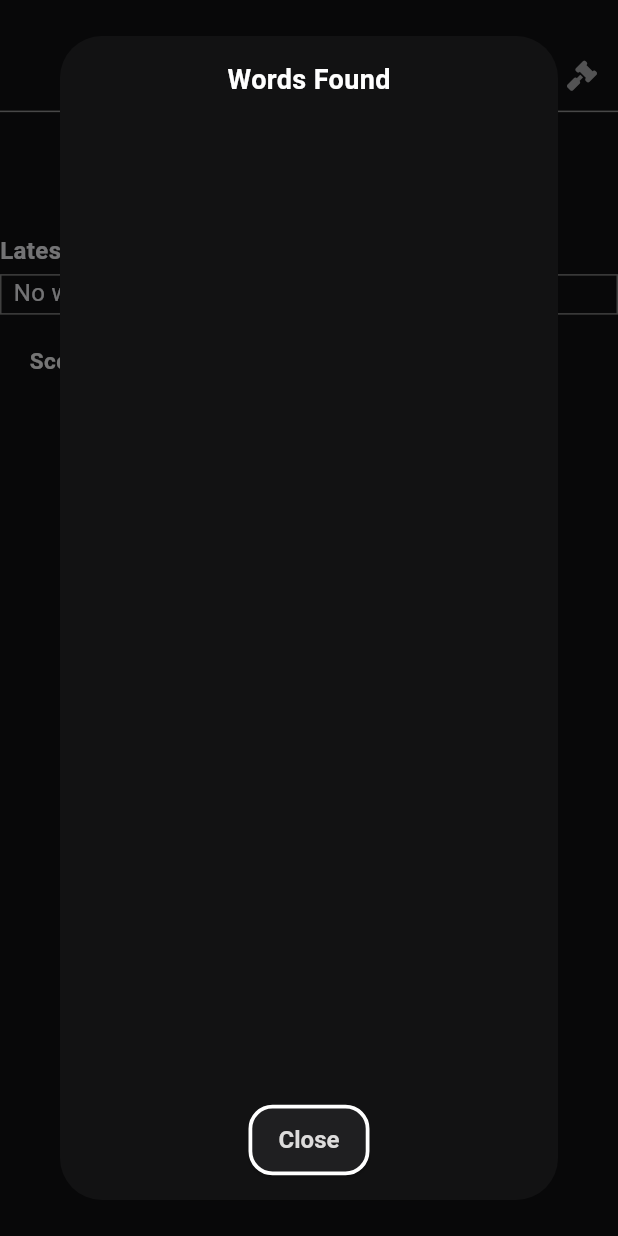
After one commit to ToadSprocket/Re-Words-Game, a Flutter app: the screen it shows after launch, after a tap on "No words yet", on a phone screen of 412 x 824 dp. The commit adds this screen. Run offline on Flutter 3.47's test engine with Material 3 defaults, Android fonts, the phone set to English and light mode, and no system bars; our stand-ins replace font_awesome_flutter; project files that could hold a hidden picture were left out.

Commit message:
Updated the layouts, added a tickers and cleaned up the UI

```diff
--- a/lib/layouts/game_top_bar.dart
+++ b/lib/layouts/game_top_bar.dart
@@ -1,39 +1,57 @@
 // layouts/game_top_bar.dart
 import 'package:flutter/material.dart';
+import '/styles/app_styles.dart';
+import 'package:font_awesome_flutter/font_awesome_flutter.dart';
 
 class GameTopBar extends StatelessWidget {
   final VoidCallback onInstructions;
   final VoidCallback onHighScores;
   final VoidCallback onLegal;
+  final bool showBorders;
 
-  const GameTopBar({super.key, required this.onInstructions, required this.onHighScores, required this.onLegal});
+  const GameTopBar({
+    super.key,
+    required this.onInstructions,
+    required this.onHighScores,
+    required this.onLegal,
+    required this.showBorders,
+  });
 
   @override
   Widget build(BuildContext context) {
     return Container(
-      padding: const EdgeInsets.symmetric(horizontal: 16.0, vertical: 8.0),
+      decoration: showBorders ? BoxDecoration(border: Border.all(color: Colors.red, width: 1.0)) : null,
+      child: SizedBox(
+        width: double.infinity,
         child: Row(
           mainAxisAlignment: MainAxisAlignment.end,
           children: [
             IconButton(
-            icon: const Icon(Icons.help_outline), // Circled question mark
+              icon: const Icon(FontAwesomeIcons.circleQuestion, size: 20.0, color: AppStyles.helpIconColor),
+              padding: const EdgeInsets.all(4.0),
+              constraints: const BoxConstraints(),
               onPressed: onInstructions,
               tooltip: 'How to Play',
             ),
-          const SizedBox(width: 16.0),
+            const SizedBox(width: 6.0),
             IconButton(
-            icon: const Icon(Icons.emoji_events), // Trophy for high scores
+              icon: const Icon(FontAwesomeIcons.chartSimple, size: 20.0, color: AppStyles.helpIconColor),
+              padding: const EdgeInsets.all(4.0),
+              constraints: const BoxConstraints(),
               onPressed: onHighScores,
               tooltip: 'High Scores',
             ),
-          const SizedBox(width: 16.0),
+            const SizedBox(width: 6.0),
             IconButton(
-            icon: const Icon(Icons.copyright), // Copyright symbol
+              icon: const Icon(FontAwesomeIcons.gavel, size: 20.0, color: AppStyles.helpIconColor),
+              padding: const EdgeInsets.all(4.0),
+              constraints: const BoxConstraints(),
               onPressed: onLegal,
               tooltip: 'Legal',
             ),
           ],
         ),
+      ),
     );
   }
 }
--- /dev/null
+++ b/lib/layouts/spelled_words_popup.dart
@@ -0,0 +1,60 @@
+// layouts/spelled_words_popup.dart
+import 'package:flutter/material.dart';
+import '../styles/app_styles.dart';
+import '../logic/spelled_words_handler.dart';
+
+class SpelledWordsPopup {
+  static void show(BuildContext context) {
+    showDialog(
+      context: context,
+      builder:
+          (context) => Dialog(
+            backgroundColor: AppStyles.dialogBackgroundColor,
+            child: SizedBox(
+              width: AppStyles.tickerPopupWidth,
+              height: AppStyles.tickerPopupHeight,
+              child: Padding(
+                padding: const EdgeInsets.all(AppStyles.dialogPadding),
+                child: Column(
+                  children: [
+                    const Text('Words Found', style: AppStyles.dialogTitleStyle),
+                    const SizedBox(height: 16.0),
+                    Expanded(
+                      child: SingleChildScrollView(
+                        child: GridView.count(
+                          crossAxisCount: 3,
+                          crossAxisSpacing: AppStyles.tickerPopupCrossSpacing, // 0.5
+                          mainAxisSpacing: AppStyles.tickerPopupMainSpacing, // 0.5
+                          childAspectRatio: 8.0, // Taller, narrower cells
+                          shrinkWrap: true,
+                          physics: const NeverScrollableScrollPhysics(),
+                          children:
+                              SpelledWordsLogic.spelledWords
+                                  .map(
+                                    (word) => Align(
+                                      alignment: Alignment.centerLeft,
+                                      child: Text(
+                                        // Removed Padding
+                                        word,
+                                        style: TextStyle(color: AppStyles.spelledWordsTextColor),
+                                      ),
+                                    ),
+                                  )
+                                  .toList(),
+                        ),
+                      ),
+                    ),
+                    const SizedBox(height: 16.0),
+                    ElevatedButton(
+                      onPressed: () => Navigator.of(context).pop(),
+                      style: AppStyles.buttonStyle(context),
+                      child: const Text('Close'),
+                    ),
+                  ],
+                ),
+              ),
+            ),
+          ),
+    );
+  }
+}
--- /dev/null
+++ b/lib/layouts/spelled_words_ticker.dart
@@ -0,0 +1,85 @@
+// layouts/spelled_words_ticker.dart
+import 'package:flutter/material.dart';
+import '../styles/app_styles.dart';
+import '../logic/spelled_words_handler.dart';
+import 'spelled_words_popup.dart';
+
+class SpelledWordsTicker extends StatelessWidget {
+  final double gridSize;
+  final double squareSize;
+  final VoidCallback? onTap;
+
+  const SpelledWordsTicker({super.key, required this.gridSize, required this.squareSize, this.onTap});
+
+  List<String> _getFittingWords(BuildContext context, double maxWidth) {
+    final textStyle = TextStyle(fontSize: AppStyles.tickerFontSize, color: AppStyles.spelledWordsTextColor);
+    final List<String> fittingWords = [];
+    double currentWidth = 0.0;
+    const double widthOffset = 6.0; // Small offset per word
+
+    for (String word in SpelledWordsLogic.spelledWords.reversed) {
+      final textPainter = TextPainter(
+        text: TextSpan(text: '$word ', style: textStyle), // Single space
+        textDirection: TextDirection.ltr,
+      )..layout();
+
+      double adjustedWidth = textPainter.width + widthOffset; // Add offset
+      if (currentWidth + adjustedWidth <= maxWidth) {
+        fittingWords.add(word);
+        currentWidth += adjustedWidth;
+      } else {
+        break;
+      }
+    }
+
+    return fittingWords.reversed.toList();
+  }
+
+  @override
+  Widget build(BuildContext context) {
+    final double tickerWidth = (gridSize + squareSize) * AppStyles.tickerWidthFactor; // Adjustable factor
+
+    final List<String> visibleWords = _getFittingWords(context, tickerWidth - 16.0); // Padding inset
+
+    return Column(
+      crossAxisAlignment: CrossAxisAlignment.start,
+      children: [
+        Text(
+          'Latest Words',
+          style: TextStyle(
+            fontSize: AppStyles.tickerTitleFontSize,
+            color: AppStyles.spelledWordsTextColor,
+            fontWeight: FontWeight.bold,
+          ),
+        ),
+        const SizedBox(height: 4.0), // Space between title and ticker
+        GestureDetector(
+          onTap: onTap ?? () => SpelledWordsPopup.show(context),
+          child: Container(
+            width: tickerWidth,
+            height: AppStyles.tickerHeight - AppStyles.tickerTitleFontSize, // Adjust for title
+            decoration: BoxDecoration(
+              border: Border.all(
+                color: AppStyles.tickerBorderColor.withOpacity(0.5),
+                width: AppStyles.tickerBorderWidth,
+              ),
+            ),
+            child: ListView(
+              scrollDirection: Axis.horizontal,
+              reverse: false,
+              children: [
+                Padding(
+                  padding: const EdgeInsets.symmetric(horizontal: 8.0),
+                  child: Text(
+                    visibleWords.isNotEmpty ? visibleWords.join('  ') : 'No words yet',
+                    style: TextStyle(fontSize: AppStyles.tickerFontSize, color: AppStyles.spelledWordsTextColor),
+                  ),
+                ),
+              ],
+            ),
+          ),
+        ),
+      ],
+    );
+  }
+}
--- a/lib/layouts/wildcard_column.dart
+++ b/lib/layouts/wildcard_column.dart
@@ -4,7 +4,6 @@ import '../styles/app_styles.dart';
 import '../logic/grid_loader.dart';
 import '../components/letter_square.dart';
 
-// Displays wildcard tiles in a vertical column
 class WildcardColumn extends StatelessWidget {
   final double width;
   final double height;
@@ -13,6 +12,7 @@ class WildcardColumn extends StatelessWidget {
   final double valueFontSize;
   final double gridSpacing;
   final bool showBorders;
+  final bool isHorizontal; // New flag
 
   const WildcardColumn({
     super.key,
@@ -23,6 +23,7 @@ class WildcardColumn extends StatelessWidget {
     required this.valueFontSize,
     required this.gridSpacing,
     this.showBorders = false,
+    this.isHorizontal = false, // Default vertical
   });
 
   @override
@@ -31,13 +32,33 @@ class WildcardColumn extends StatelessWidget {
       width: width,
       height: height,
       decoration: showBorders ? BoxDecoration(border: Border.all(color: Colors.blue, width: 2)) : null,
-      child: Column(
+      child:
+          isHorizontal
+              ? Row(
+                mainAxisAlignment: MainAxisAlignment.center,
+                children:
+                    GridLoader.wildcardTiles.map((tile) {
+                      return Padding(
+                        padding: EdgeInsets.symmetric(horizontal: gridSpacing / 2), // Horizontal spacing
+                        child: LetterSquare(
+                          letter: tile['letter'],
+                          value: tile['value'],
+                          isWildcard: true,
+                          useCount: 0,
+                          squareSize: squareSize,
+                          letterFontSize: letterFontSize,
+                          valueFontSize: valueFontSize,
+                        ),
+                      );
+                    }).toList(),
+              )
+              : Column(
                 mainAxisAlignment: MainAxisAlignment.center,
                 crossAxisAlignment: CrossAxisAlignment.end,
                 children:
                     GridLoader.wildcardTiles.map((tile) {
                       return Padding(
-                padding: EdgeInsets.symmetric(vertical: gridSpacing / 2),
+                        padding: EdgeInsets.symmetric(vertical: gridSpacing / 2), // Vertical spacing
                         child: LetterSquare(
                           letter: tile['letter'],
                           value: tile['value'],
--- a/lib/main.dart
+++ b/lib/main.dart
@@ -4,20 +4,17 @@ import 'package:flutter/material.dart';
 import 'styles/app_styles.dart';
 import 'logic/word_loader.dart';
 import 'logic/grid_loader.dart';
-import 'logic/scoring.dart';
+//import 'logic/scoring.dart';
 import 'logic/layout_calculator.dart';
-import 'components/letter_square.dart';
-import 'layouts/spelled_words_column.dart';
+import 'screens/wide_screen.dart';
+import 'screens/narrow_screen.dart';
 import 'logic/spelled_words_handler.dart';
-import 'layouts/game_title.dart';
-import 'layouts/game_grid.dart';
-import 'layouts/wildcard_column.dart';
-import 'layouts/game_buttons.dart';
-import 'layouts/game_scores.dart';
-import 'layouts/game_top_bar.dart';
 import 'layouts/how_to_play_dialog.dart';
 import 'layouts/high_scores_dialog.dart';
 import 'layouts/legal_dialog.dart';
+
+const bool debugShowBorders = false; // Toggle borders for testing
+const bool? debugForceIsWeb = false; // Set to true or false to force isWeb
 
 void main() {
   runApp(const ReWordApp());
@@ -70,8 +67,8 @@ class _HomeScreenState extends State<HomeScreen> {
 
   @override
   Widget build(BuildContext context) {
-    const bool showBorders = false; // Turned off borders
     Map<String, double> sizes = LayoutCalculator.calculateSizes(context);
+    bool isWeb = debugForceIsWeb ?? sizes['isWeb'] == true;
     double squareSize = sizes['squareSize'] ?? AppStyles.baseSquareSize;
     double letterFontSize = sizes['letterFontSize'] ?? AppStyles.baseLetterFontSize;
     double valueFontSize = sizes['valueFontSize'] ?? AppStyles.baseValueFontSize;
@@ -87,62 +84,44 @@ class _HomeScreenState extends State<HomeScreen> {
 
     return Scaffold(
       body: Center(
-        child: Column(
-          mainAxisAlignment: MainAxisAlignment.center,
-          children: [
-            GameTopBar(
-              onInstructions: () => HowToPlayDialog.show(context),
-              onHighScores: () => HighScoresDialog.show(context),
-              onLegal: () => LegalDialog.show(context),
-            ),
-            const Divider(height: 1.0, thickness: .5, color: Color.fromARGB(127, 158, 158, 158)),
-            SizedBox(height: 10.0),
-            GameTitle(width: gridSize, showBorders: showBorders),
-            SizedBox(height: 20.0),
-            Row(
-              mainAxisAlignment: MainAxisAlignment.center,
-              crossAxisAlignment: CrossAxisAlignment.center,
-              children: [
-                WildcardColumn(
-                  width: sideColumnWidth,
-                  height: gridSize,
+        child:
+            isWeb
+                ? WideScreen(
                   squareSize: squareSize,
                   letterFontSize: letterFontSize,
                   valueFontSize: valueFontSize,
+                  gridSize: gridSize,
                   gridSpacing: gridSpacing,
-                  showBorders: showBorders, // Updated to false
-                ),
-                SizedBox(width: sideSpacing),
-                Column(
-                  children: [
-                    GameScores(width: gridSize),
-                    SizedBox(height: gridSpacing),
-                    GameGrid(
-                      gridSize: gridSize,
-                      squareSize: squareSize,
-                      letterFontSize: letterFontSize,
-                      valueFontSize: valueFontSize,
-                      gridSpacing: gridSpacing,
-                      showBorders: showBorders,
-                    ),
-                  ],
-                ),
-                SizedBox(width: sideSpacing),
-                SpelledWordsColumn(
-                  words: SpelledWordsLogic.spelledWords,
-                  columnWidth: sideColumnWidth,
-                  columnHeight: gridSize,
-                  gridSpacing: spelledWordsGridSpacing,
-                  showBorders: showBorders, // Updated to false
+                  sideSpacing: sideSpacing,
+                  sideColumnWidth: sideColumnWidth,
                   wordColumnWidth: wordColumnWidth,
                   wordColumnHeight: wordColumnHeight,
+                  spelledWordsGridSpacing: spelledWordsGridSpacing,
+                  showBorders: debugShowBorders,
+                  onSubmit: addWord,
+                  onClear: clearWords,
+                  onInstructions: () => HowToPlayDialog.show(context),
+                  onHighScores: () => HighScoresDialog.show(context),
+                  onLegal: () => LegalDialog.show(context),
+                )
+                : NarrowScreen(
+                  squareSize: squareSize,
+                  letterFontSize: letterFontSize,
+                  valueFontSize: valueFontSize,
+                  gridSize: gridSize,
+                  gridSpacing: gridSpacing,
+                  sideSpacing: sideSpacing,
+                  sideColumnWidth: sideColumnWidth,
+                  wordColumnWidth: wordColumnWidth,
+                  wordColumnHeight: wordColumnHeight,
+                  spelledWordsGridSpacing: spelledWordsGridSpacing,
+                  showBorders: debugShowBorders,
+                  onSubmit: addWord,
+                  onClear: clearWords,
+                  onInstructions: () => HowToPlayDialog.show(context),
+                  onHighScores: () => HighScoresDialog.show(context),
+                  onLegal: () => LegalDialog.show(context),
                 ),
-              ],
-            ),
-            SizedBox(height: 20.0),
-            GameButtons(onSubmit: addWord, onClear: clearWords),
-          ],
-        ),
       ),
     );
   }
--- /dev/null
+++ b/lib/screens/narrow_screen.dart
@@ -0,0 +1,96 @@
+// lib/screens/narrow_screen.dart
+import 'package:flutter/material.dart';
+import '../styles/app_styles.dart';
+import '../layouts/wildcard_column.dart';
+import '../layouts/game_top_bar.dart';
+import '../layouts/game_title.dart';
+import '../layouts/game_scores.dart';
+import '../layouts/game_grid.dart';
+import '../layouts/game_buttons.dart';
+import '../layouts/spelled_words_ticker.dart';
+import '../logic/spelled_words_handler.dart';
+
+class NarrowScreen extends StatelessWidget {
+  final double squareSize;
+  final double letterFontSize;
+  final double valueFontSize;
+  final double gridSize;
+  final double gridSpacing;
+  final double sideSpacing;
+  final double sideColumnWidth;
+  final double wordColumnWidth;
+  final double wordColumnHeight;
+  final double spelledWordsGridSpacing;
+  final bool showBorders;
+  final VoidCallback onSubmit;
+  final VoidCallback onClear;
+  final VoidCallback onInstructions;
+  final VoidCallback onHighScores;
+  final VoidCallback onLegal;
+
+  const NarrowScreen({
+    super.key,
+    required this.squareSize,
+    required this.letterFontSize,
+    required this.valueFontSize,
+    required this.gridSize,
+    required this.gridSpacing,
+    required this.sideSpacing,
+    required this.sideColumnWidth,
+    required this.wordColumnWidth,
+    required this.wordColumnHeight,
+    required this.spelledWordsGridSpacing,
+    required this.showBorders,
+    required this.onSubmit,
+    required this.onClear,
+    required this.onInstructions,
+    required this.onHighScores,
+    required this.onLegal,
+  });
+
+  @override
+  Widget build(BuildContext context) {
+    final double screenWidth = MediaQuery.of(context).size.width;
+
+    return Column(
+      mainAxisAlignment: MainAxisAlignment.center,
+      children: [
+        GameTopBar(
+          onInstructions: onInstructions,
+          onHighScores: onHighScores,
+          onLegal: onLegal,
+          showBorders: showBorders,
+        ),
+        const Divider(height: 1.0, thickness: 1.0, color: Colors.grey),
+        const SizedBox(height: 10.0),
+        GameTitle(width: gridSize, showBorders: showBorders),
+        const SizedBox(height: 20.0),
+        SpelledWordsTicker(gridSize: gridSize, squareSize: squareSize), // No onTap—uses default popup
+        const SizedBox(height: 20.0),
+        GameScores(width: gridSize),
+        SizedBox(height: gridSpacing),
+        GameGrid(
+          gridSize: gridSize,
+          squareSize: squareSize,
+          letterFontSize: letterFontSize,
+          valueFontSize: valueFontSize,
+          gridSpacing: gridSpacing,
+          showBorders: showBorders,
+        ),
+        SizedBox(height: gridSpacing),
+        WildcardColumn(
+          width: gridSize,
+          height: squareSize * 2,
+          squareSize: squareSize,
+          letterFontSize: letterFontSize,
+          valueFontSize: valueFontSize,
+          gridSpacing: gridSpacing,
+          showBorders: showBorders,
+          isHorizontal: true,
+        ),
+        const SizedBox(height: 20.0),
+        GameButtons(onSubmit: onSubmit, onClear: onClear),
+      ],
+    );
+  }
+}
--- a/lib/styles/app_styles.dart
+++ b/lib/styles/app_styles.dart
@@ -8,6 +8,9 @@ class AppStyles {
   static const Color appBarColor = Color(0xFF3A3A3C); // Lighter gray for app bar
   static const Color textColor = Color(0xFFFFFFFF); // White text
   static const Color primaryColor = Color(0xFF538D4E); // Green for correct (also primary)
+
+  // Help bar icon color
+  static const Color helpIconColor = Color(0xFFB4B4B6); // Light gray for help icon
 
   // Title Styles
   static const double headerFontSize = 36.0; // Example size
@@ -40,6 +43,20 @@ class AppStyles {
   static const double baseButtonBorderRadius = 20.0;
   static const double baseButtonBorderThickness = 2.0;
 
+  static const double tickerWidthFactor = 1.0; // Multiplier for gridSize + squareSize
+  static const double tickerHeight = 43.0; // Total height (title + ticker)
+  static const Color tickerBorderColor = Color.fromARGB(54, 255, 255, 255); // Base color—opacity applied later
+  static const double tickerBorderWidth = 1.0;
+  static const double tickerTitleFontSize = 16.0; // Larger title
+  static const double tickerFontSize = 16.0;
+
+  static const double tickerPopupWidth = 600.0; // Bigger than dialogWidth
+  static const double tickerPopupHeight = 800.0;
+  static const double tickerPadding = 100.0;
+  static const double tickerPopupCrossSpacing = 0.1; // Horizontal spacing between columns
+  static const double tickerPopupMainSpacing = 0.1; // Vertical spacing between rows
+  static const double tickerPopupChildAspectRatio = 5.0;
+
   static const int gridRows = 7; // 7x7 grid
   static const int gridCols = 7;
 
@@ -65,8 +82,6 @@ class AppStyles {
   static const double dialogBorderRadius = 8.0;
   static const double dialogPadding = 16.0;
   static const double dialogButtonPadding = 8.0;
-
-  // Button Base Styles
 
   // Button Styles
   static ButtonStyle buttonStyle(BuildContext context) {
--- a/pubspec.yaml
+++ b/pubspec.yaml
@@ -38,6 +38,7 @@ dependencies:
 dev_dependencies:
   flutter_test:
     sdk: flutter
+  font_awesome_flutter: ^10.6.0
 
   # The "flutter_lints" package below contains a set of recommended lints to
   # encourage good coding practices. The lint set provided by the package is
```
Also changed, not shown: lib/layouts/high_scores_dialog.dart (+6 -1 lines), lib/layouts/how_to_play_dialog.dart (+7 -2 lines), lib/layouts/legal_dialog.dart (+6 -1 lines), lib/screens/wide_screen.dart (added, +127 -0 lines), pubspec.lock. Lines whose indentation alone changed are shown as unchanged.
